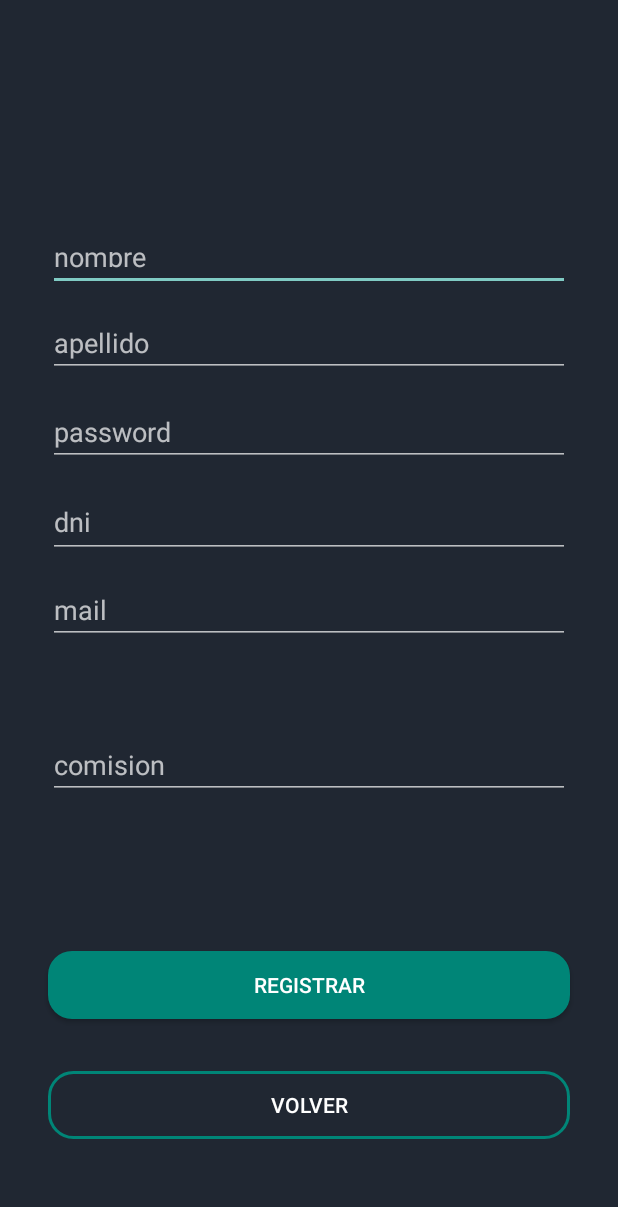
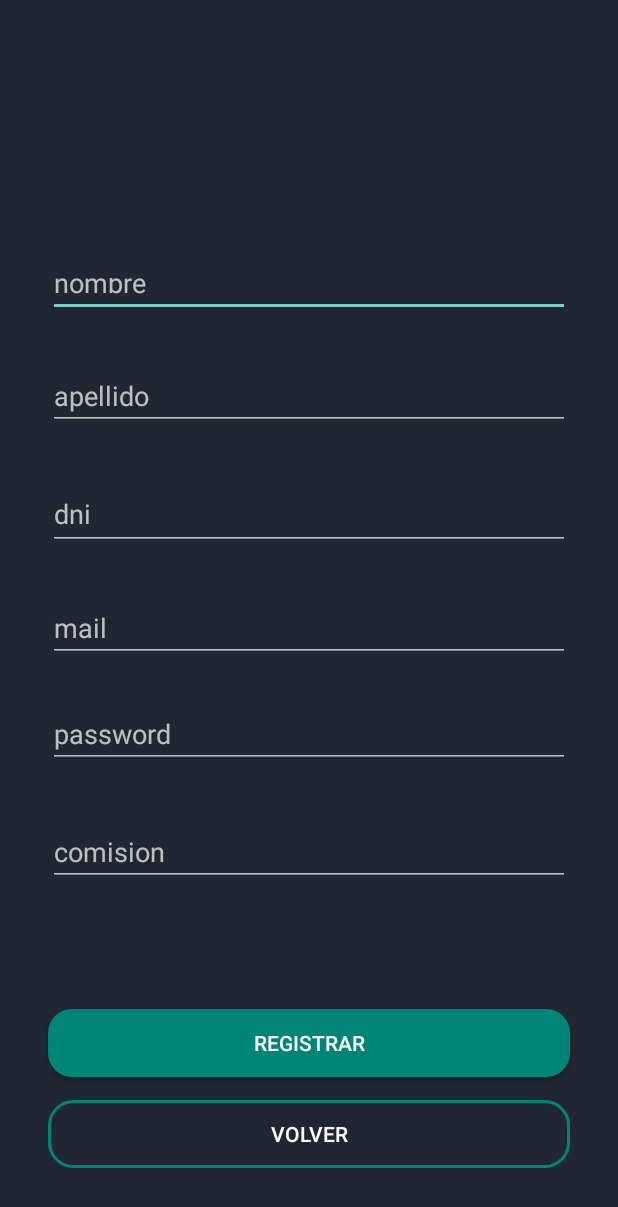
Before and after one commit to ZabalaGaston/Soa-Ea2, an Android app: the RegisterActivity screen opened directly, with no data from a screen before it, on a phone screen of 412 x 824 dp. Shown: the top 1207 px of the screen. Run offline under Robolectric (Android 15) with nearby library versions, the phone set to English and light mode, and no system bars.

Commit message:
Version final

```diff
--- a/CODIGO/app/src/main/res/layout/activity_register.xml
+++ b/CODIGO/app/src/main/res/layout/activity_register.xml
@@ -12,13 +12,12 @@
         android:layout_width="match_parent"
         android:layout_height="36dp"
         android:layout_marginStart="32dp"
-        android:layout_marginLeft="32dp"
         android:layout_marginTop="158dp"
         android:layout_marginEnd="32dp"
-        android:layout_marginRight="32dp"
         android:ems="10"
+        android:hint="nombre"
         android:inputType="textPersonName"
-        android:hint="nombre"
+        app:layout_constraintBottom_toTopOf="@+id/idApellido"
         app:layout_constraintEnd_toEndOf="parent"
         app:layout_constraintHorizontal_bias="0.0"
         app:layout_constraintStart_toStartOf="parent"
@@ -29,13 +28,13 @@
         android:layout_width="match_parent"
         android:layout_height="43dp"
         android:layout_marginStart="32dp"
-        android:layout_marginLeft="32dp"
         android:layout_marginTop="14dp"
         android:layout_marginEnd="32dp"
-        android:layout_marginRight="32dp"
+        android:layout_marginBottom="1dp"
         android:ems="10"
+        android:hint="apellido"
         android:inputType="textPersonName"
-        android:hint="apellido"
+        app:layout_constraintBottom_toTopOf="@+id/idDni"
         app:layout_constraintEnd_toEndOf="parent"
         app:layout_constraintHorizontal_bias="0.0"
         app:layout_constraintStart_toStartOf="parent"
@@ -46,47 +45,45 @@
         android:layout_width="match_parent"
         android:layout_height="45dp"
         android:layout_marginStart="32dp"
-        android:layout_marginLeft="32dp"
+        android:layout_marginTop="7dp"
+        android:layout_marginEnd="32dp"
+        android:layout_marginBottom="18dp"
+        android:ems="10"
+        android:hint="password"
+        android:inputType="textPassword"
+        app:layout_constraintBottom_toTopOf="@+id/idCommission"
+        app:layout_constraintEnd_toEndOf="parent"
+        app:layout_constraintHorizontal_bias="0.0"
+        app:layout_constraintStart_toStartOf="parent"
+        app:layout_constraintTop_toBottomOf="@+id/idEmail" />
+
+    <EditText
+        android:id="@+id/idDni"
+        android:layout_width="match_parent"
+        android:layout_height="47dp"
+        android:layout_marginStart="32dp"
         android:layout_marginTop="14dp"
         android:layout_marginEnd="32dp"
-        android:layout_marginRight="32dp"
         android:ems="10"
-        android:inputType="textPersonName"
-        android:hint="password"
+        android:hint="dni"
+        android:inputType="number"
+        app:layout_constraintBottom_toTopOf="@+id/idEmail"
         app:layout_constraintEnd_toEndOf="parent"
         app:layout_constraintHorizontal_bias="0.0"
         app:layout_constraintStart_toStartOf="parent"
         app:layout_constraintTop_toBottomOf="@+id/idApellido" />
 
     <EditText
-        android:id="@+id/idDni"
-        android:layout_width="match_parent"
-        android:layout_height="47dp"
-        android:layout_marginStart="32dp"
-        android:layout_marginLeft="32dp"
-        android:layout_marginTop="14dp"
-        android:layout_marginEnd="32dp"
-        android:layout_marginRight="32dp"
-        android:ems="10"
-        android:inputType="number"
-        android:hint="dni"
-        app:layout_constraintEnd_toEndOf="parent"
-        app:layout_constraintHorizontal_bias="0.0"
-        app:layout_constraintStart_toStartOf="parent"
-        app:layout_constraintTop_toBottomOf="@+id/idContrasenia" />
-
-    <EditText
         android:id="@+id/idEmail"
         android:layout_width="match_parent"
         android:layout_height="43dp"
         android:layout_marginStart="32dp"
-        android:layout_marginLeft="32dp"
         android:layout_marginTop="14dp"
         android:layout_marginEnd="32dp"
-        android:layout_marginRight="32dp"
         android:ems="10"
-        android:inputType="textPassword"
         android:hint="mail"
+        android:inputType="textPersonName"
+        app:layout_constraintBottom_toTopOf="@+id/idContrasenia"
         app:layout_constraintEnd_toEndOf="parent"
         app:layout_constraintHorizontal_bias="0.0"
         app:layout_constraintStart_toStartOf="parent"
@@ -97,19 +94,16 @@
         android:layout_width="match_parent"
         android:layout_height="43dp"
         android:layout_marginStart="32dp"
-        android:layout_marginLeft="32dp"
-        android:layout_marginTop="14dp"
         android:layout_marginEnd="32dp"
-        android:layout_marginRight="32dp"
-        android:layout_marginBottom="245dp"
+        android:layout_marginBottom="24dp"
         android:ems="10"
+        android:hint="comision"
         android:inputType="number"
-        android:hint="comision"
-        app:layout_constraintBottom_toBottomOf="parent"
+        app:layout_constraintBottom_toTopOf="@+id/idProgressBar2"
         app:layout_constraintEnd_toEndOf="parent"
         app:layout_constraintHorizontal_bias="0.0"
         app:layout_constraintStart_toStartOf="parent"
-        app:layout_constraintTop_toBottomOf="@+id/idEmail" />
+        app:layout_constraintTop_toBottomOf="@+id/idContrasenia" />
 
     <Button
         android:id="@+id/idIniciar"
@@ -150,7 +144,6 @@
         android:layout_width="wrap_content"
         android:layout_height="wrap_content"
         android:layout_marginStart="165dp"
-        android:layout_marginTop="20dp"
         android:layout_marginEnd="165dp"
         android:layout_marginBottom="19dp"
         app:layout_constraintBottom_toTopOf="@+id/idIniciar"
```
